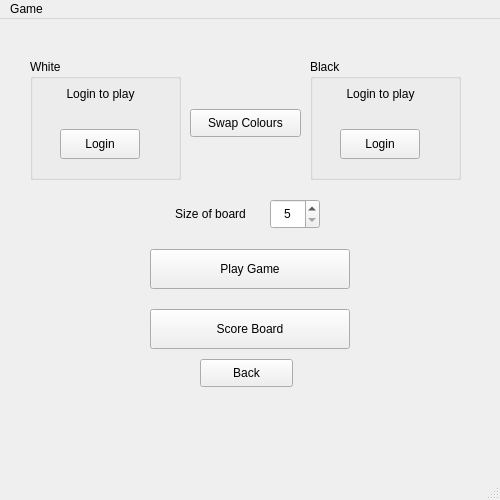
Qt form ChessQt/ChessQtGUI/mainwindow.ui (ivanlauxx/ChessQT) before a commit.
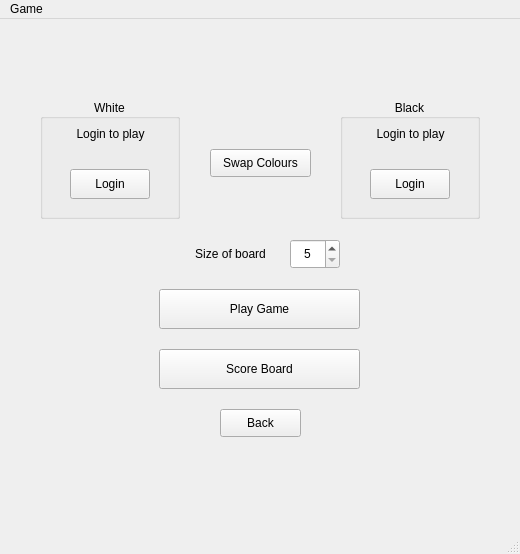
The same form after that commit. The open tabs and pages were chosen to show the change.

Patch:
```diff
--- a/ChessQt/ChessQtGUI/mainwindow.ui
+++ b/ChessQt/ChessQtGUI/mainwindow.ui
@@ -6,8 +6,8 @@
    <rect>
     <x>0</x>
     <y>0</y>
-    <width>500</width>
-    <height>500</height>
+    <width>520</width>
+    <height>554</height>
    </rect>
   </property>
   <property name="windowTitle">
@@ -17,10 +17,10 @@
    <widget class="QStackedWidget" name="stackedWidget">
     <property name="geometry">
      <rect>
-      <x>10</x>
+      <x>0</x>
       <y>0</y>
-      <width>500</width>
-      <height>500</height>
+      <width>520</width>
+      <height>550</height>
      </rect>
     </property>
     <property name="currentIndex">
@@ -58,9 +58,9 @@
      <widget class="QPushButton" name="playGameButton">
       <property name="geometry">
        <rect>
-        <x>140</x>
-        <y>230</y>
-        <width>200</width>
+        <x>159</x>
+        <y>270</y>
+        <width>201</width>
         <height>40</height>
        </rect>
       </property>
@@ -71,9 +71,9 @@
      <widget class="QPushButton" name="boardButton">
       <property name="geometry">
        <rect>
-        <x>140</x>
-        <y>290</y>
-        <width>200</width>
+        <x>159</x>
+        <y>330</y>
+        <width>201</width>
         <height>40</height>
        </rect>
       </property>
@@ -84,8 +84,8 @@
      <widget class="QSpinBox" name="spinBox">
       <property name="geometry">
        <rect>
-        <x>260</x>
-        <y>180</y>
+        <x>290</x>
+        <y>220</y>
         <width>50</width>
         <height>30</height>
        </rect>
@@ -115,8 +115,8 @@
      <widget class="QLabel" name="size_of_board">
       <property name="geometry">
        <rect>
-        <x>140</x>
-        <y>180</y>
+        <x>170</x>
+        <y>220</y>
         <width>121</width>
         <height>30</height>
        </rect>
@@ -131,9 +131,9 @@
      <widget class="QPushButton" name="backButton_2">
       <property name="geometry">
        <rect>
-        <x>190</x>
-        <y>340</y>
-        <width>93</width>
+        <x>220</x>
+        <y>390</y>
+        <width>81</width>
         <height>28</height>
        </rect>
       </property>
@@ -144,9 +144,9 @@
      <widget class="QPushButton" name="swapButton">
       <property name="geometry">
        <rect>
-        <x>180</x>
-        <y>90</y>
-        <width>111</width>
+        <x>210</x>
+        <y>130</y>
+        <width>101</width>
         <height>28</height>
        </rect>
       </property>
@@ -157,15 +157,18 @@
      <widget class="QGroupBox" name="groupBox">
       <property name="geometry">
        <rect>
-        <x>20</x>
-        <y>40</y>
-        <width>151</width>
-        <height>121</height>
+        <x>40</x>
+        <y>80</y>
+        <width>140</width>
+        <height>120</height>
        </rect>
       </property>
       <property name="title">
        <string>White</string>
       </property>
+      <property name="alignment">
+       <set>Qt::AlignCenter</set>
+      </property>
       <widget class="QLabel" name="label_p1name">
        <property name="geometry">
         <rect>
@@ -199,15 +202,18 @@
      <widget class="QGroupBox" name="groupBox_2">
       <property name="geometry">
        <rect>
-        <x>300</x>
-        <y>40</y>
-        <width>151</width>
-        <height>121</height>
+        <x>340</x>
+        <y>80</y>
+        <width>140</width>
+        <height>120</height>
        </rect>
       </property>
       <property name="title">
        <string>Black</string>
       </property>
+      <property name="alignment">
+       <set>Qt::AlignCenter</set>
+      </property>
       <widget class="QPushButton" name="p2loginButton">
        <property name="geometry">
         <rect>
@@ -405,8 +411,8 @@
     <rect>
      <x>0</x>
      <y>0</y>
-     <width>500</width>
-     <height>26</height>
+     <width>520</width>
+     <height>22</height>
     </rect>
    </property>
    <widget class="QMenu" name="menuGame">
@@ -417,7 +423,14 @@
    </widget>
    <addaction name="menuGame"/>
   </widget>
-  <widget class="QStatusBar" name="gameBar"/>
+  <widget class="QStatusBar" name="gameBar">
+   <property name="sizePolicy">
+    <sizepolicy hsizetype="Preferred" vsizetype="Preferred">
+     <horstretch>0</horstretch>
+     <verstretch>0</verstretch>
+    </sizepolicy>
+   </property>
+  </widget>
   <action name="actionResign">
    <property name="text">
     <string>Resign</string>
```
Left out of the diff: 24 changed lines with no effect on the pictures.
